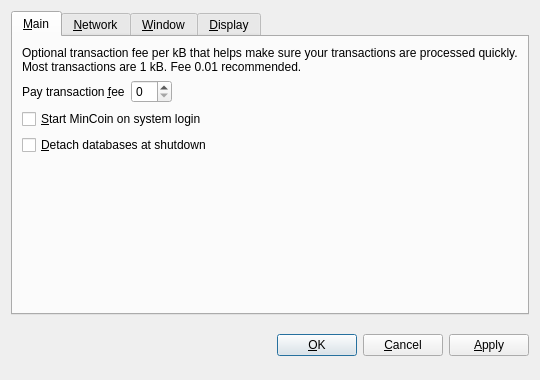
Old version of the form src/qt/forms/optionsdialog.ui in the repository mincoin/mincoin.
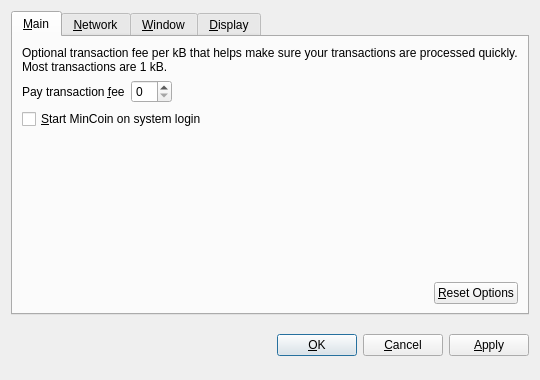
New version of the form. The open tabs and pages were chosen to show the change. Custom widgets are drawn as their Qt base class.

Patch:
```diff
--- a/src/qt/forms/optionsdialog.ui
+++ b/src/qt/forms/optionsdialog.ui
@@ -33,7 +33,7 @@
        <item>
         <widget class="QLabel" name="transactionFeeInfoLabel">
          <property name="text">
-          <string>Optional transaction fee per kB that helps make sure your transactions are processed quickly. Most transactions are 1 kB. Fee 0.01 recommended.</string>
+          <string>Optional transaction fee per kB that helps make sure your transactions are processed quickly. Most transactions are 1 kB.</string>
          </property>
          <property name="textFormat">
           <enum>Qt::PlainText</enum>
@@ -86,16 +86,6 @@
          </property>
         </widget>
        </item>
-       <item>
-        <widget class="QCheckBox" name="detachDatabases">
-         <property name="toolTip">
-          <string>Detach block and address databases at shutdown. This means they can be moved to another data directory, but it slows down shutdown. The wallet is always detached.</string>
-         </property>
-         <property name="text">
-          <string>&amp;Detach databases at shutdown</string>
-         </property>
-        </widget>
-       </item>
        <item>
         <spacer name="verticalSpacer_Main">
          <property name="orientation">
@@ -109,6 +99,36 @@
          </property>
         </spacer>
        </item>
+       <item>
+        <layout class="QHBoxLayout" name="horizontalLayout_2_Main">
+         <item>
+          <spacer name="horizontalSpacer_2_Main">
+           <property name="orientation">
+            <enum>Qt::Horizontal</enum>
+           </property>
+           <property name="sizeHint" stdset="0">
+            <size>
+             <width>40</width>
+             <height>20</height>
+            </size>
+           </property>
+          </spacer>
+         </item>
+         <item>
+          <widget class="QPushButton" name="resetButton">
+           <property name="toolTip">
+            <string>Reset all client options to default.</string>
+           </property>
+           <property name="text">
+            <string>&amp;Reset Options</string>
+           </property>
+           <property name="autoDefault">
+            <bool>false</bool>
+           </property>
+          </widget>
+         </item>
+        </layout>
+       </item>
       </layout>
      </widget>
      <widget class="QWidget" name="tabNetwork">
```
Left out of the diff: 22 changed lines with no effect on the pictures.
